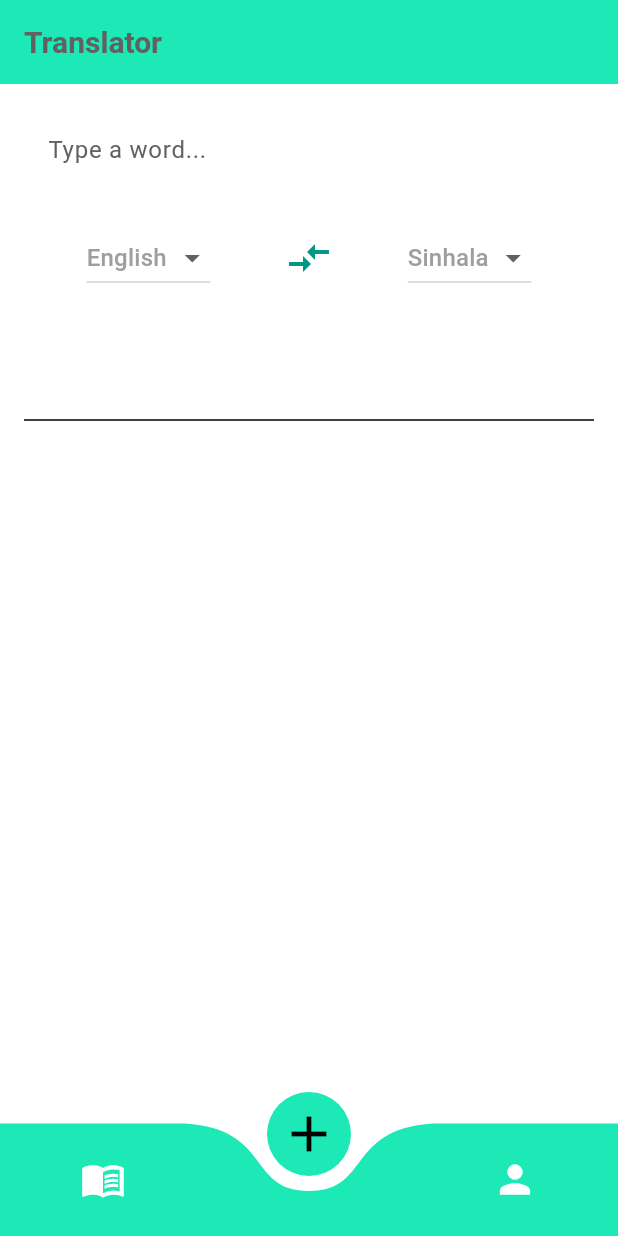
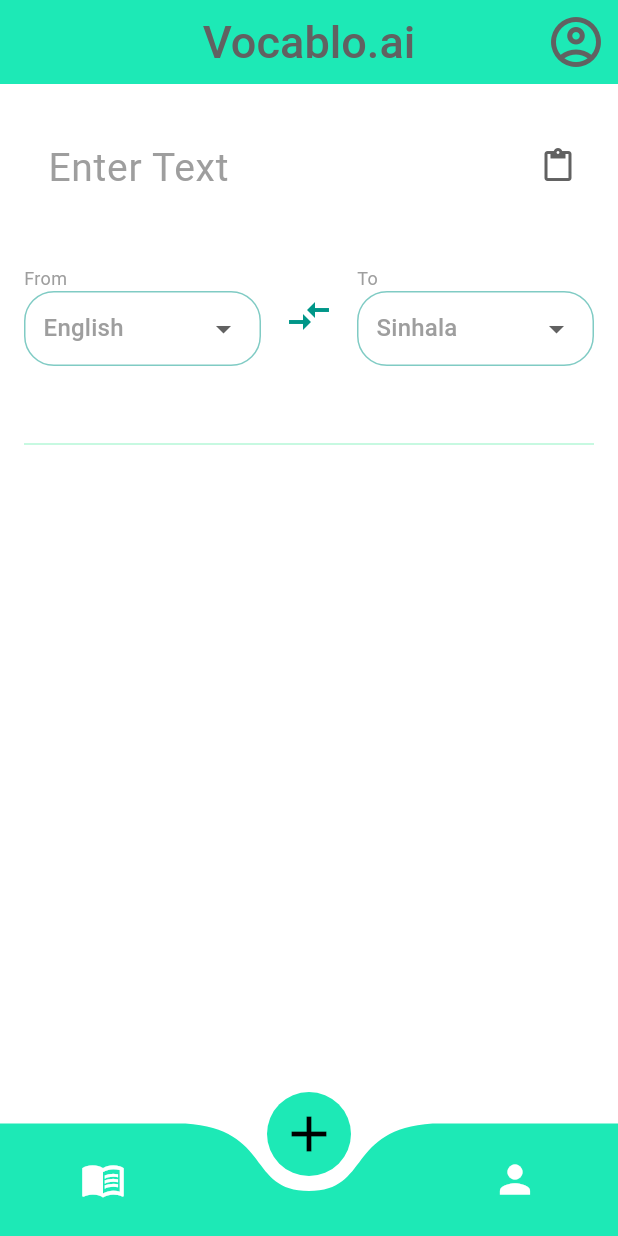
Before and after one commit to Nadun-Charuka/vocablo_ai, a Flutter app: the screen it shows after launch, on a phone screen of 412 x 824 dp. Run offline on Flutter 3.47's test engine with Material 3 defaults, Android fonts, the phone set to English and light mode, and no system bars; drawn by our look-alikes of curved_navigation_bar; our stand-ins replace flutter_riverpod, hive_flutter; accounts and stored records are empty.

Commit message:
translation part complete

```diff
--- a/lib/screens/profile_screen.dart
+++ b/lib/features/profile/screens/profile_screen.dart
@@ -1,7 +1,7 @@
 import 'package:flutter/material.dart';
 import 'package:flutter_riverpod/flutter_riverpod.dart';
-import 'package:vocablo_ai/providers/theme_provider.dart';
-import 'package:vocablo_ai/widgets/appbar_widget.dart';
+import 'package:vocablo_ai/features/profile/providers/theme_provider.dart';
+import 'package:vocablo_ai/shared/appbar_widget.dart';
 
 class ProfileScreen extends ConsumerWidget {
   const ProfileScreen({super.key});
--- a/lib/providers/translation_provider.dart
+++ b/lib/features/translation/providers/translation_provider.dart
@@ -59,4 +59,8 @@
       state = 'Error';
     }
   }
+
+  void reset() {
+    state = '';
+  }
 }
--- /dev/null
+++ b/lib/features/translation/screens/translation_screen.dart
@@ -0,0 +1,266 @@
+import 'package:flutter/material.dart';
+import 'package:flutter/services.dart';
+import 'package:flutter_riverpod/flutter_riverpod.dart';
+import 'package:vocablo_ai/features/translation/providers/translation_font_size_provider.dart';
+import 'package:vocablo_ai/features/translation/providers/translation_provider.dart';
+import 'package:vocablo_ai/shared/appbar_widget.dart';
+import 'package:vocablo_ai/features/translation/widgets/did_you_mean_widget.dart';
+
+class TranslationScreen extends ConsumerStatefulWidget {
+  const TranslationScreen({super.key});
+
+  @override
+  ConsumerState<TranslationScreen> createState() => _TranslationScreenState();
+}
+
+class _TranslationScreenState extends ConsumerState<TranslationScreen> {
+  final TextEditingController _controller = TextEditingController();
+  final FocusNode _focusNode = FocusNode();
+
+  final Map<String, String> languages = {
+    'English': 'en',
+    'French': 'fr',
+    'Sinhala': 'si',
+    'Tamil': 'ta',
+    'German': 'de',
+    'Korean': 'ko',
+    'Japanese': 'ja',
+  };
+
+  void _onTextChanged(String value) {
+    if (value.trim().isEmpty) {
+      ref
+          .read(translatedTextProvider.notifier)
+          .reset(); // 👈 clear state safely
+      return;
+    }
+
+    ref.read(translatedTextProvider.notifier).translate(value);
+  }
+
+  @override
+  void dispose() {
+    _controller.dispose();
+    _focusNode.dispose();
+    super.dispose();
+  }
+
+  @override
+  Widget build(BuildContext context) {
+    final fontSize = ref.watch(fontSizeProvider);
+    final translation = ref.watch(translatedTextProvider);
+    final langState = ref.watch(languageProvider);
+
+    return Scaffold(
+      appBar: AppbarWidget(),
+      body: Padding(
+        padding: const EdgeInsets.all(16),
+        child: Column(
+          crossAxisAlignment: CrossAxisAlignment.stretch,
+          children: [
+            // Input TextField
+            TextField(
+              controller: _controller,
+              focusNode: _focusNode,
+              onChanged: (value) {
+                _onTextChanged(value);
+                ref.read(fontSizeProvider.notifier).updateFontSize(value);
+              },
+              style: TextStyle(
+                fontSize: fontSize,
+              ),
+              decoration: InputDecoration(
+                hintText: "Enter Text",
+                hintStyle: const TextStyle(
+                  color: Colors.grey,
+                  fontSize: 26,
+                ),
+                border: const OutlineInputBorder(borderSide: BorderSide.none),
+                suffixIcon: Row(
+                  mainAxisSize: MainAxisSize.min,
+                  children: [
+                    // Paste button
+                    IconButton(
+                      icon: const Icon(Icons.paste),
+                      onPressed: () async {
+                        final clipboardData =
+                            await Clipboard.getData('text/plain');
+                        final pastedText = clipboardData?.text ?? '';
+                        if (pastedText.isNotEmpty) {
+                          _controller.text = pastedText;
+                          _controller.selection = TextSelection.fromPosition(
+                            TextPosition(offset: pastedText.length),
+                          );
+                          _onTextChanged(pastedText);
+                        }
+                      },
+                    ),
+                    // Clear button (only if text is not empty)
+                    if (_controller.text.isNotEmpty)
+                      IconButton(
+                        icon: const Icon(Icons.clear),
+                        onPressed: () {
+                          _controller.clear();
+                          _onTextChanged('');
+                        },
+                      ),
+                  ],
+                ),
+              ),
+            ),
+
+            const SizedBox(height: 12),
+
+            // Did you mean suggestion
+            DidYouMean(
+              text: _controller.text,
+              onSuggestionTap: (suggestion) {
+                _controller.text = suggestion;
+                _controller.selection = TextSelection.fromPosition(
+                  TextPosition(offset: suggestion.length),
+                );
+                _onTextChanged(suggestion);
+                _focusNode.requestFocus(); // bring back focus to input
+              },
+            ),
+
+            const SizedBox(height: 16),
+
+            // Language selectors and switch
+            Row(
+              children: [
+                // FROM LANGUAGE
+                Expanded(
+                  child: Column(
+                    crossAxisAlignment: CrossAxisAlignment.start,
+                    children: [
+                      const Text('From',
+                          style: TextStyle(fontSize: 12, color: Colors.grey)),
+                      Container(
+                        padding: const EdgeInsets.symmetric(horizontal: 12),
+                        decoration: BoxDecoration(
+                          border: Border.all(color: Colors.teal.shade200),
+                          borderRadius: BorderRadius.circular(20),
+                        ),
+                        child: DropdownButton<String>(
+                          isExpanded: true,
+                          underline: const SizedBox(),
+                          value: langState.sourceLang,
+                          items: languages.entries
+                              .map((e) => DropdownMenuItem(
+                                    value: e.value,
+                                    child: Text(e.key),
+                                  ))
+                              .toList(),
+                          onChanged: (newValue) {
+                            final current = ref.read(languageProvider);
+                            ref.read(languageProvider.notifier).state =
+                                current.copyWith(sourceLang: newValue);
+                            _onTextChanged(_controller.text);
+                          },
+                        ),
+                      ),
+                    ],
+                  ),
+                ),
+
+                // SWITCH BUTTON
+                Padding(
+                  padding: const EdgeInsets.symmetric(horizontal: 8),
+                  child: IconButton(
+                    icon: const Icon(Icons.compare_arrows,
+                        size: 32, color: Colors.teal),
+                    onPressed: () {
+                      final current = ref.read(languageProvider);
+                      ref.read(languageProvider.notifier).state = LanguageState(
+                        sourceLang: current.targetLang,
+                        targetLang: current.sourceLang,
+                      );
+                      _onTextChanged(_controller.text);
+                    },
+                  ),
+                ),
+
+                // TO LANGUAGE
+                Expanded(
+                  child: Column(
+                    crossAxisAlignment: CrossAxisAlignment.start,
+                    children: [
+                      const Text('To',
+                          style: TextStyle(fontSize: 12, color: Colors.grey)),
+                      Container(
+                        padding: const EdgeInsets.symmetric(horizontal: 12),
+                        decoration: BoxDecoration(
+                          border: Border.all(color: Colors.teal.shade200),
+                          borderRadius: BorderRadius.circular(20),
+                        ),
+                        child: DropdownButton<String>(
+                          isExpanded: true,
+                          underline: const SizedBox(),
+                          value: langState.targetLang,
+                          items: languages.entries
+                              .map((e) => DropdownMenuItem(
+                                    value: e.value,
+                                    child: Text(e.key),
+                                  ))
+                              .toList(),
+                          onChanged: (newValue) {
+                            final current = ref.read(languageProvider);
+                            ref.read(languageProvider.notifier).state =
+                                current.copyWith(targetLang: newValue);
+                            _onTextChanged(_controller.text);
+                          },
+                        ),
+                      ),
+                    ],
+                  ),
+                ),
+              ],
+            ),
+
+            const SizedBox(height: 32),
+
+            // Translated text display
+
+            if (translation.isNotEmpty) ...[
+              const Text(
+                'Translation:',
+                style: TextStyle(fontWeight: FontWeight.bold),
+              ),
+              const SizedBox(height: 16),
+              Row(
+                crossAxisAlignment: CrossAxisAlignment.start,
+                children: [
+                  Expanded(
+                    child: Text(
+                      translation,
+                      style: const TextStyle(fontSize: 20),
+                    ),
+                  ),
+                  IconButton(
+                    icon: const Icon(Icons.copy),
+                    onPressed: () {
+                      Clipboard.setData(ClipboardData(text: translation));
+                      ScaffoldMessenger.of(context).showSnackBar(
+                        const SnackBar(
+                          duration: Duration(milliseconds: 500),
+                          content: Text("Copied to clipboard"),
+                        ),
+                      );
+                    },
+                  ),
+                ],
+              ),
+            ],
+
+            const SizedBox(height: 12),
+            const Divider(
+              thickness: 0.5,
+              color: Colors.greenAccent,
+            ),
+          ],
+        ),
+      ),
+    );
+  }
+}
--- a/lib/screens/word_list_screen.dart
+++ b/lib/features/word_list/screens/word_list_screen.dart
@@ -1,5 +1,5 @@
 import 'package:flutter/material.dart';
-import 'package:vocablo_ai/widgets/appbar_widget.dart';
+import 'package:vocablo_ai/shared/appbar_widget.dart';
 
 class WordListScreen extends StatelessWidget {
   const WordListScreen({super.key});
--- a/lib/main.dart
+++ b/lib/main.dart
@@ -2,8 +2,9 @@
 import 'package:flutter_riverpod/flutter_riverpod.dart';
 import 'package:hive_flutter/hive_flutter.dart';
 import 'package:vocablo_ai/constants/theme.dart';
-import 'package:vocablo_ai/providers/theme_provider.dart';
-import 'package:vocablo_ai/widgets/bottom_navbar_widget.dart';
+import 'package:vocablo_ai/features/profile/providers/theme_provider.dart';
+
+import 'package:vocablo_ai/shared/bottom_navbar_widget.dart';
 
 void main() async {
   WidgetsFlutterBinding.ensureInitialized();
--- a/lib/screens/translation_screen.dart
+++ /dev/null
@@ -1,121 +0,0 @@
-import 'package:flutter/material.dart';
-import 'package:flutter_riverpod/flutter_riverpod.dart';
-import 'package:vocablo_ai/providers/translation_provider.dart';
-
-class TranslationScreen extends ConsumerStatefulWidget {
-  const TranslationScreen({super.key});
-
-  @override
-  ConsumerState<TranslationScreen> createState() => _TranslationScreenState();
-}
-
-class _TranslationScreenState extends ConsumerState<TranslationScreen> {
-  final TextEditingController _controller = TextEditingController();
-
-  // Simple language map (you can add more)
-  final Map<String, String> languages = {
-    'English': 'en',
-    'French': 'fr',
-    'Sinhala': 'si',
-    'Tamil': 'ta',
-    'Hindi': 'hi',
-    'German': 'de',
-    'Spanish': 'es',
-  };
-
-  void _onTextChanged(String value) {
-    ref.read(translatedTextProvider.notifier).translate(value);
-  }
-
-  @override
-  Widget build(BuildContext context) {
-    final translation = ref.watch(translatedTextProvider);
-    final langState = ref.watch(languageProvider);
-
-    return Scaffold(
-      appBar: AppBar(title: const Text("Translator")),
-      body: Padding(
-        padding: const EdgeInsets.all(16),
-        child: Column(
-          children: [
-            TextField(
-              controller: _controller,
-              onChanged: _onTextChanged,
-              decoration: const InputDecoration(
-                hintText: "Type a word...",
-                border: OutlineInputBorder(
-                  borderSide: BorderSide.none,
-                ),
-              ),
-            ),
-            const SizedBox(height: 20),
-            Row(
-              mainAxisAlignment: MainAxisAlignment.spaceEvenly,
-              children: [
-                DropdownButton<String>(
-                  value: langState.sourceLang,
-                  items: languages.entries
-                      .map((e) => DropdownMenuItem(
-                            value: e.value,
-                            child: Text(e.key),
-                          ))
-                      .toList(),
-                  onChanged: (newValue) {
-                    final current = ref.read(languageProvider);
-                    ref.read(languageProvider.notifier).state =
-                        current.copyWith(sourceLang: newValue);
-                    _onTextChanged(_controller.text);
-                  },
-                ),
-                IconButton(
-                  icon: const Icon(Icons.compare_arrows,
-                      size: 32, color: Colors.teal),
-                  onPressed: () {
-                    final current = ref.read(languageProvider);
-                    ref.read(languageProvider.notifier).state = LanguageState(
-                      sourceLang: current.targetLang,
-                      targetLang: current.sourceLang,
-                    );
-                    _onTextChanged(_controller.text); // trigger re-translation
-                  },
-                ),
-                DropdownButton<String>(
-                  value: langState.targetLang,
-                  items: languages.entries
-                      .map((e) => DropdownMenuItem(
-                            value: e.value,
-                            child: Text(e.key),
-                          ))
-                      .toList(),
-                  onChanged: (newValue) {
-                    final current = ref.read(languageProvider);
-                    ref.read(languageProvider.notifier).state =
-                        current.copyWith(targetLang: newValue);
-                    _onTextChanged(_controller.text);
-                  },
-                ),
-              ],
-            ),
-
-            // Input box
-
-            const SizedBox(height: 20),
-
-            // Translated text
-            TextField(
-              readOnly: true,
-              decoration: InputDecoration(
-                border: OutlineInputBorder(borderSide: BorderSide.none),
-                label: Text(
-                  translation,
-                  style: const TextStyle(fontSize: 24, color: Colors.blue),
-                ),
-              ),
-            ),
-            Divider(),
-          ],
-        ),
-      ),
-    );
-  }
-}
--- a/lib/widgets/bottom_navbar_widget.dart
+++ b/lib/shared/bottom_navbar_widget.dart
@@ -1,9 +1,9 @@
 import 'package:curved_navigation_bar/curved_navigation_bar.dart';
 import 'package:flutter/material.dart';
 import 'package:vocablo_ai/constants/colors.dart';
-import 'package:vocablo_ai/screens/translation_screen.dart';
-import 'package:vocablo_ai/screens/word_list_screen.dart';
-import 'package:vocablo_ai/screens/profile_screen.dart';
+import 'package:vocablo_ai/features/translation/screens/translation_screen.dart';
+import 'package:vocablo_ai/features/word_list/screens/word_list_screen.dart';
+import 'package:vocablo_ai/features/profile/screens/profile_screen.dart';
 
 class BottomNavbarWidget extends StatefulWidget {
   const BottomNavbarWidget({super.key});
```
Also changed, not shown: lib/features/translation/providers/spell_suggestion_provider.dart (added, +28 -0 lines), lib/features/translation/widgets/did_you_mean_widget.dart (added, +59 -0 lines), lib/screens/add_new_screen.dart (deleted, +0 -45 lines), lib/features/profile/providers/theme_provider.dart (renamed from lib/providers/theme_provider.dart), lib/features/translation/providers/translation_font_size_provider.dart (renamed from lib/providers/translation_font_size_provider.dart), lib/shared/appbar_widget.dart (renamed from lib/widgets/appbar_widget.dart).
